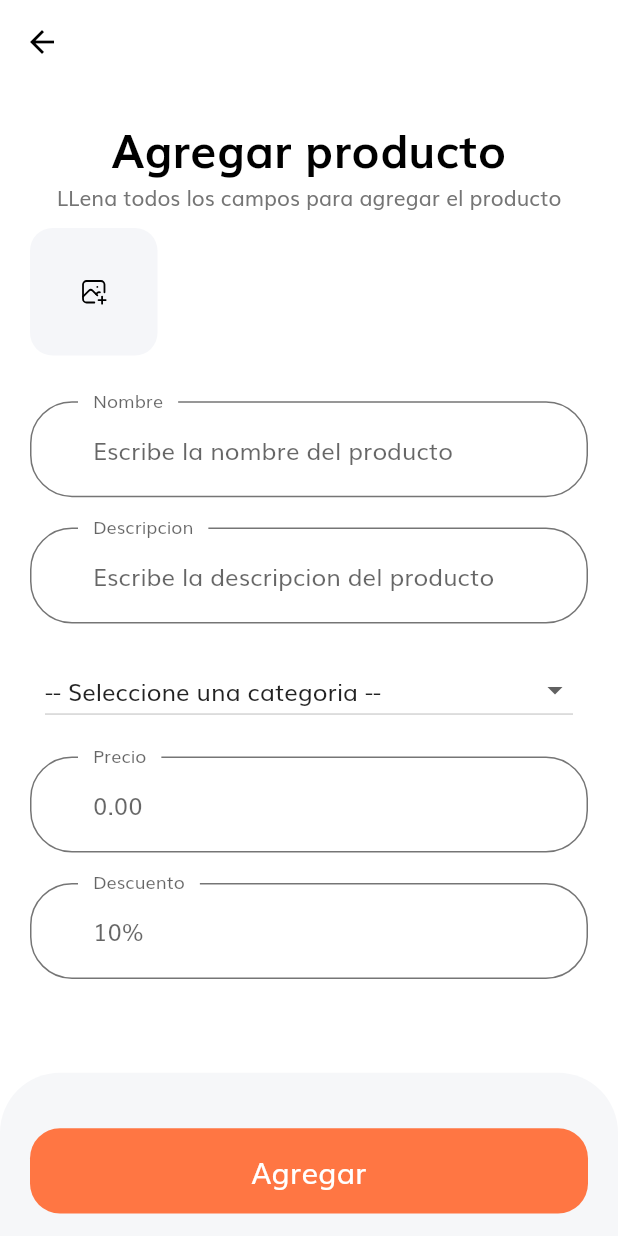
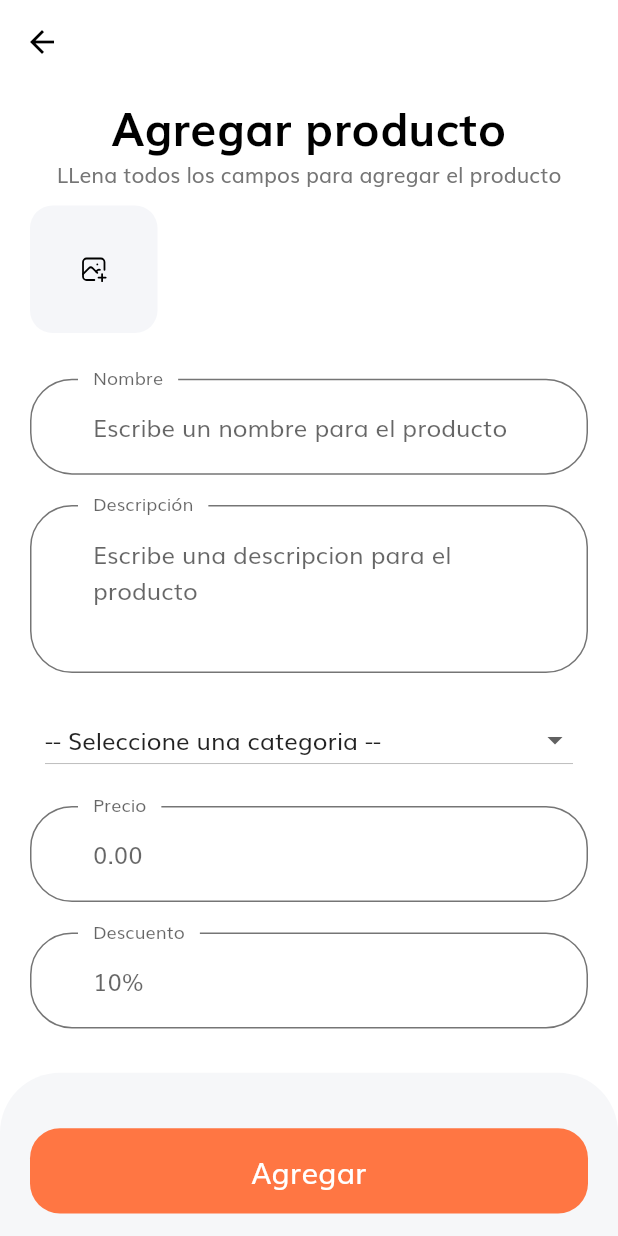
Before and after one commit to Urias-Flores/Marketplace-Flutter, a Flutter app: the AddProductScreen screen opened by its route, after a tap on "Agregar", on a phone screen of 412 x 824 dp. Run offline on Flutter 3.47's test engine with Material 2 defaults, Android fonts, the phone set to English and light mode, and no system bars; our stand-ins replace cloud_firestore, file_picker, firebase_core, firebase_storage, flutter_svg, get and 1 more; accounts and stored records are empty.

Commit message:
Adding corrections

```diff
--- a/lib/Services/category_services.dart
+++ b/lib/Services/category_services.dart
@@ -7,12 +7,12 @@ class CategoryServices{
   Future<List<Category>> getCategories() async {
     List<Category> categories = [];
     QuerySnapshot querySnapshot = await database.collection('Categories').get();
-    querySnapshot.docs.forEach((doc) {
+    for (var doc in querySnapshot.docs) {
       final document = doc.data() as Map<String, dynamic>;
       document['Document ID'] = doc.id;
       Category category = Category.fromJSON(document);
       categories.add(category);
-    });
+    }
     return categories;
   }
 
--- a/lib/controllers/add_product_controller.dart
+++ b/lib/controllers/add_product_controller.dart
@@ -1,12 +1,66 @@
+import 'package:Marketplace/Services/category_services.dart';
+import 'package:Marketplace/models/Category.dart';
 import 'package:get/get.dart';
 
 class AddProductController extends GetxController{
-  final RxString _selectedValue = ''.obs;
+  final _isLoading = true.obs;
+  final _existError = ''.obs;
+  final RxList<Category> _categories = <Category>[].obs;
+
   final RxList _selectedImages = [].obs;
+  final RxString _name = ''.obs;
+  final RxString _description = ''.obs;
+  final RxString _category = ''.obs;
+  final RxString _price = ''.obs;
+  final RxString _discount = ''.obs;
 
-  String get selectedValue => _selectedValue.value;
-  set selectedValue(String value) => _selectedValue.value = value;
+  bool get isLoading => _isLoading.value;
+  set isLoading( bool value ) => _isLoading.value = value;
+
+  String get existError => _existError.value;
+  set existError( String value ) => _existError.value = value;
+
+  List<Category> get categories => _categories.value;
+  set categories(List<Category> values) => _categories.value = values;
 
   List get selectedImages => _selectedImages.value;
   set selectedImages(List values) => _selectedImages.value = values;
+
+  String get name => _name.value;
+  set name ( String value ) => _name.value = value;
+
+  String get description => _description.value;
+  set description ( String value ) => _description.value = value;
+
+  String get category => _category.value;
+  set category(String value) => _category.value = value;
+
+  String get price => _price.value;
+  set price ( String value ) => _price.value = value;
+
+  String get discount => _discount.value;
+  set discount ( String value ) => _discount.value = value;
+
+  @override
+  void onInit() {
+    super.onInit();
+    loadCategories();
+  }
+
+  Future loadCategories() async {
+    if(categories.isNotEmpty){
+      isLoading = false;
+      return;
+    }
+
+    try {
+      final getCategories = await CategoryServices().getCategories();
+      categories = getCategories;
+      isLoading = false;
+    } catch (error) {
+      print('ERROR: $error');
+      existError = error.toString();
+      isLoading = false;
+    }
+  }
 }
--- a/lib/models/Product.dart
+++ b/lib/models/Product.dart
@@ -1,22 +1,22 @@
 import 'User.dart';
 import 'Category.dart';
 
-enum productState{ available, spent, notAvailable, noData }
+enum ProductState{ available, spent, notAvailable, noData }
 
-Map<String, productState> toState = {
-  '': productState.noData,
-  'available': productState.available,
-  'spent': productState.spent,
-  'notAvailable': productState.notAvailable,
+Map<String, ProductState> toState = {
+  '': ProductState.noData,
+  'available': ProductState.available,
+  'spent': ProductState.spent,
+  'notAvailable': ProductState.notAvailable,
 };
 
 class Product{
-  final String? id;
+  String id;
   final String name;
   final String description;
   final double price;
   final double discount;
-  final productState? state;
+  final ProductState? state;
   final List<dynamic> image;
   final User user;
   final Category category;
--- a/lib/screens/add_product/add_product_screen.dart
+++ b/lib/screens/add_product/add_product_screen.dart
@@ -11,7 +11,7 @@ class AddProductScreen extends StatelessWidget{
       appBar: AppBar(
         title: const Text(''),
       ),
-      body: const Body(),
+      body: Body(),
     );
   }
 }
--- a/lib/screens/add_product/components/body.dart
+++ b/lib/screens/add_product/components/body.dart
@@ -1,12 +1,22 @@
+import 'package:Marketplace/Services/product_services.dart';
 import 'package:Marketplace/components/default_button.dart';
+import 'package:Marketplace/controllers/add_product_controller.dart';
+import 'package:Marketplace/controllers/main_page_controller.dart';
+import 'package:Marketplace/controllers/my_products_page_controller.dart';
+import 'package:Marketplace/models/Category.dart';
+import 'package:Marketplace/models/Product.dart';
+import 'package:Marketplace/models/User.dart';
 import 'package:Marketplace/screens/add_product/components/product_form.dart';
+import 'package:get/get.dart';
 import 'package:flutter/material.dart';
+import 'package:get_storage/get_storage.dart';
 
 import '../../../components/top_rounded_container.dart';
 import '../../../size_config.dart';
 
 class Body extends StatelessWidget {
-  const Body({super.key});
+  Body({super.key});
+  AddProductController addProductController = Get.put<AddProductController>(AddProductController());
 
   @override
   Widget build(BuildContext context) {
@@ -15,7 +25,7 @@ class Body extends StatelessWidget {
         Expanded(
           child: SingleChildScrollView(
             child: Padding(
-              padding: const EdgeInsets.symmetric(vertical: 20, horizontal: 20),
+              padding: const EdgeInsets.symmetric(vertical: 5, horizontal: 20),
               child: Column(
                 children: [
                   Text(
@@ -31,7 +41,7 @@ class Body extends StatelessWidget {
                     textAlign: TextAlign.center,
                   ),
                   const SizedBox(height: 10),
-                  const FormAddProduct()
+                  FormAddProduct()
                 ],
               ),
             )
@@ -43,11 +53,39 @@ class Body extends StatelessWidget {
             padding: const EdgeInsets.symmetric(horizontal: 20, vertical: 15),
             child: DefaultButton(
               text: 'Agregar',
-              press: () {},
+              press: () { saveProduct(context); },
             ),
           ),
         )
       ],
     );
   }
+
+  saveProduct(BuildContext context) async {
+    final user = await GetStorage().read('CurrentUser') as Map<String, dynamic>;
+    User userInstance = User.fromJSON(user);
+    Product product = Product(
+        '',
+        name: addProductController.name,
+        description: addProductController.description,
+        price: double.parse(addProductController.price),
+        discount: double.parse(addProductController.discount),
+        state: ProductState.available,
+        image: addProductController.selectedImages,
+        category: Category(
+          addProductController.category,
+          name: '',
+          image: ''
+        ),
+        user: userInstance
+    );
+
+    ProductService().createProduct(product).then((value) {
+      if(value.id.isNotEmpty){
+        Get.put<MyProductsPageController>(MyProductsPageController()).loadProductsList();
+        Get.put<MainPageController>(MainPageController()).onInit();
+        Navigator.pop(context);
+      }
+    });
+  }
 }
--- a/lib/screens/add_product/components/product_form.dart
+++ b/lib/screens/add_product/components/product_form.dart
@@ -1,15 +1,13 @@
-import 'package:Marketplace/components/top_rounded_container.dart';
 import 'package:Marketplace/screens/add_product/components/add_image.dart';
 import 'package:flutter/material.dart';
 import 'package:Marketplace/size_config.dart';
-import 'package:Marketplace/Services/category_services.dart';
 import 'package:Marketplace/models/Category.dart';
-import 'package:Marketplace/components/default_button.dart';
 import 'package:Marketplace/controllers/add_product_controller.dart';
 import 'package:get/get.dart';
 
 class FormAddProduct extends StatelessWidget{
-  const FormAddProduct({super.key});
+  FormAddProduct({super.key});
+  final addProductController = Get.put<AddProductController>(AddProductController());
 
   @override
   Widget build(BuildContext context) {
@@ -20,17 +18,11 @@ class FormAddProduct extends StatelessWidget{
             crossAxisAlignment: CrossAxisAlignment.start,
             children: [
               AddImage(),
-              buildFormField(
-                  text: 'Nombre',
-                  hintText: 'Escribe la nombre del producto'
-              ),
-              buildFormField(
-                  text: 'Descripcion',
-                  hintText: 'Escribe la descripcion del producto'
-              ),
+              buildNameField(),
+              buildDescriptionField(),
               getCategoryDropDownList(),
-              buildFormField(text: 'Precio', hintText: '0.00'),
-              buildFormField(text: 'Descuento', hintText: '10%'),
+              buildPriceField(),
+              buildDiscountField(),
             ],
           ),
         ],
@@ -38,14 +30,75 @@ class FormAddProduct extends StatelessWidget{
     );
   }
 
-  Widget buildFormField({required String text, required String hintText}) {
+  Widget buildNameField() {
     return Column(
       children: [
         TextFormField(
+          onChanged: (String value) {
+            addProductController.name = value;
+          },
+          keyboardType: TextInputType.text,
+          decoration: const InputDecoration(
+            labelText: 'Nombre',
+            hintText: 'Escribe un nombre para el producto',
+            floatingLabelBehavior: FloatingLabelBehavior.always,
+          )
+        ),
+        SizedBox(height: getProportionateScreenHeight(20)),
+      ],
+    );
+  }
+
+  Widget buildDescriptionField() {
+    return Column(
+      children: [
+        TextFormField(
+            onChanged: (String value) {
+              addProductController.description = value;
+            },
+            keyboardType: TextInputType.multiline,
+            maxLines: 3,
+            decoration: const InputDecoration(
+              labelText: 'Descripción',
+              hintText: 'Escribe una descripcion para el producto',
+              floatingLabelBehavior: FloatingLabelBehavior.always,
+            )
+        ),
+        SizedBox(height: getProportionateScreenHeight(20)),
+      ],
+    );
+  }
+
+  Widget buildPriceField() {
+    return Column(
+      children: [
+        TextFormField(
+            onChanged: (String value) {
+              addProductController.price = value;
+            },
+            keyboardType: TextInputType.number,
+            decoration: const InputDecoration(
+              labelText: 'Precio',
+              hintText: '0.00',
+              floatingLabelBehavior: FloatingLabelBehavior.always,
+            )
+        ),
+        SizedBox(height: getProportionateScreenHeight(20)),
+      ],
+    );
+  }
+
+  Widget buildDiscountField() {
+    return Column(
+      children: [
+        TextFormField(
+            onChanged: (String value) {
+              addProductController.discount = value;
+            },
             keyboardType: TextInputType.name,
-        decoration: InputDecoration(
-            labelText: text,
-            hintText: hintText,
+            decoration: const InputDecoration(
+              labelText: 'Descuento',
+              hintText: '10%',
               floatingLabelBehavior: FloatingLabelBehavior.always,
             )
         ),
@@ -55,28 +108,17 @@ class FormAddProduct extends StatelessWidget{
   }
 
   Widget getCategoryDropDownList() {
-    CategoryServices categoryServices = CategoryServices();
-    final addProductController = Get.put<AddProductController>(AddProductController());
-    return FutureBuilder(
-      future: categoryServices.getCategories(),
-      builder: (BuildContext context, AsyncSnapshot<List<Category>> snapshot) {
-        if (snapshot.connectionState == ConnectionState.none) {
-          return const Center(
-            child: Text('Sin conexion a internet'),
-          );
-        }
-        if (snapshot.hasError) {
-          return Text(snapshot.error.toString());
-        }
-        if (!snapshot.hasData) {
-          return const Center(child: CircularProgressIndicator());
-        }
-
+    return Obx(() {
+        if(addProductController.isLoading){
+          return const Center( child: CircularProgressIndicator() );
+        } else if(addProductController.existError.isNotEmpty){
+          return Center( child: Text(addProductController.existError) );
+        } else {
           List<DropdownMenuItem> menuItems = [];
           menuItems.add(const DropdownMenuItem(value: '', child: Text('-- Seleccione una categoria --')));
 
-        for(int i = 0; i < snapshot.data!.length; i++){
-          Category category = snapshot.data![i];
+          for(int i = 0; i < addProductController.categories.length; i++){
+            Category category = addProductController.categories[i];
             final dropDownMenuItem = DropdownMenuItem(value: category.id, child: Text(category.name));
             menuItems.add(dropDownMenuItem);
           }
@@ -86,10 +128,10 @@ class FormAddProduct extends StatelessWidget{
               Container(
                 padding: const EdgeInsets.symmetric(horizontal: 10),
                 child: Obx( () => DropdownButton(
-                value: addProductController.selectedValue,
+                  value: addProductController.category,
                   items: menuItems,
                   onChanged: (value) {
-                  addProductController.selectedValue = value;
+                    addProductController.category = value;
                   },
                   isExpanded: true,
                 )),
@@ -98,6 +140,7 @@ class FormAddProduct extends StatelessWidget{
             ],
           );
         }
+      }
     );
   }
 }
```
Also changed, not shown: lib/Services/image_services.dart (+5 -4 lines), lib/Services/product_services.dart (+26 -18 lines), lib/controllers/main_page_controller.dart (+19 -0 lines), lib/controllers/my_products_page_controller.dart (+11 -2 lines), lib/screens/add_product/components/add_image.dart (+31 -19 lines), lib/screens/home/pages/main/main_page.dart (+8 -3 lines), lib/screens/home/pages/my_products/components/product_card.dart (+7 -8 lines), lib/screens/home/pages/my_products/my_products_page.dart (+17 -7 lines). Lines whose indentation alone changed are shown as unchanged.
